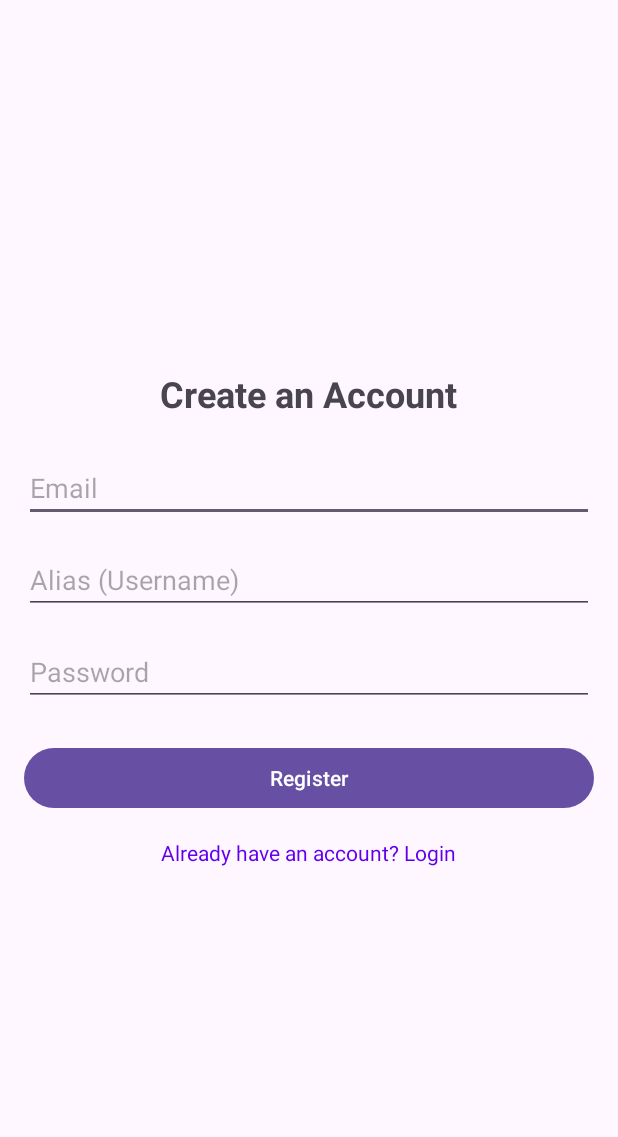
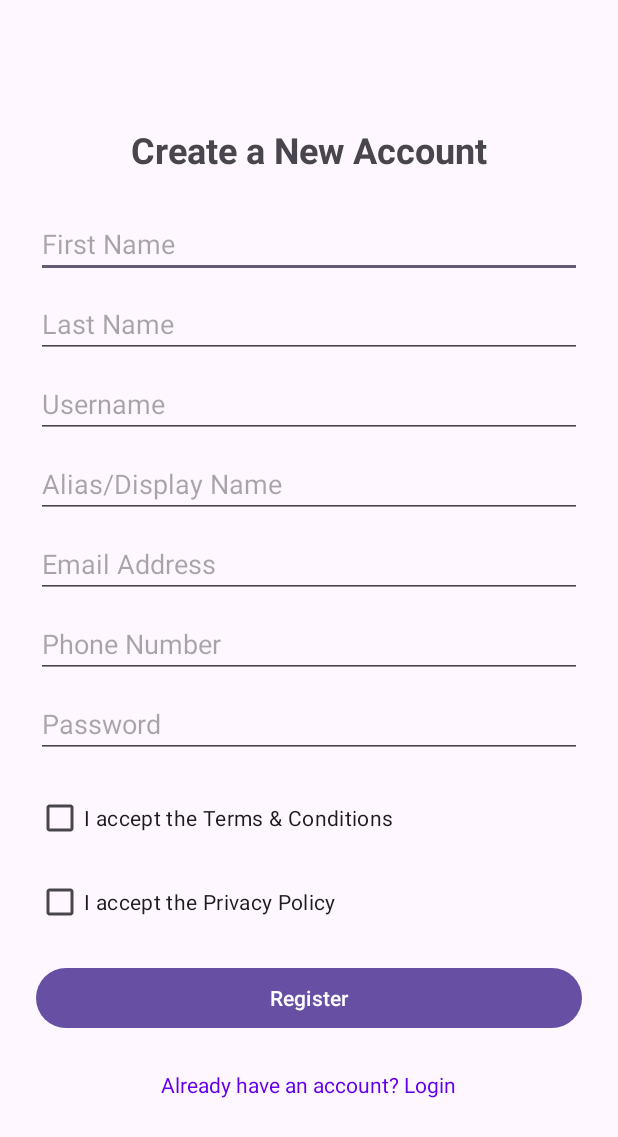
Before and after one commit to Gzushiii/BidHub-Android-App, an Android app: the RegisterActivity screen opened directly, with no data from a screen before it, after a tap on "Register", on a phone screen of 412 x 824 dp. Shown: the top 1137 px of the screen. Run offline under Robolectric (Android 15) with nearby library versions, the phone set to English and light mode, and no system bars.

Commit message:
Expand user registry info

```diff
--- a/Desktop/Zushiii Stuffs/BidHub/app/src/main/java/com/cc106/bidhub/DatabaseHelper.java
+++ b/Desktop/Zushiii Stuffs/BidHub/app/src/main/java/com/cc106/bidhub/DatabaseHelper.java
@@ -9,40 +9,37 @@ public class DatabaseHelper extends SQLiteOpenHelper {
     private static final String DATABASE_NAME = "bidhub.db";
     private static final int DATABASE_VERSION = 1;
 
-    // Table Names
+    // Table Name
     public static final String TABLE_USERS = "users";
-    public static final String TABLE_ITEMS = "items";
 
-    // Users Table Columns
+    // Common Columns
     public static final String COLUMN_USER_ID = "id";
     public static final String COLUMN_USER_EMAIL = "email";
-    public static final String COLUMN_USER_ALIAS = "alias";
-    public static final String COLUMN_USER_PASSWORD = "password"; // This will store the hash
-    public static final String COLUMN_USER_SALT = "salt";         // New column for the salt
+    public static final String COLUMN_USER_PASSWORD = "password";
+    public static final String COLUMN_USER_SALT = "salt";
     public static final String COLUMN_USER_CREDITS = "credits";
 
-    // Items Table Columns (Unchanged)
-    public static final String COLUMN_ITEM_ID = "id";
-    public static final String COLUMN_ITEM_NAME = "name";
-    // ... other item columns
+    // New Registration Columns
+    public static final String COLUMN_USER_USERNAME = "username";
+    public static final String COLUMN_USER_PHONE = "phone_number";
+    public static final String COLUMN_USER_FIRST_NAME = "first_name";
+    public static final String COLUMN_USER_LAST_NAME = "last_name";
+    public static final String COLUMN_USER_ALIAS = "alias";
 
-    // Create Table Statement for Users (with new salt column)
+
+    // Create Table Statement
     private static final String CREATE_TABLE_USERS = "CREATE TABLE " + TABLE_USERS + "("
             + COLUMN_USER_ID + " INTEGER PRIMARY KEY AUTOINCREMENT,"
+            + COLUMN_USER_USERNAME + " TEXT NOT NULL UNIQUE,"
             + COLUMN_USER_EMAIL + " TEXT NOT NULL UNIQUE,"
-            + COLUMN_USER_ALIAS + " TEXT NOT NULL UNIQUE,"
-            + COLUMN_USER_PASSWORD + " BLOB NOT NULL," // Use BLOB for binary hash data
-            + COLUMN_USER_SALT + " BLOB NOT NULL,"     // Use BLOB for binary salt data
+            + COLUMN_USER_PHONE + " TEXT NOT NULL,"
+            + COLUMN_USER_PASSWORD + " BLOB NOT NULL,"
+            + COLUMN_USER_SALT + " BLOB NOT NULL,"
+            + COLUMN_USER_FIRST_NAME + " TEXT NOT NULL,"
+            + COLUMN_USER_LAST_NAME + " TEXT NOT NULL,"
+            + COLUMN_USER_ALIAS + " TEXT NOT NULL,"
             + COLUMN_USER_CREDITS + " REAL DEFAULT 0.0"
             + ")";
-
-    // Create Table Statement for Items (Unchanged)
-    private static final String CREATE_TABLE_ITEMS = "CREATE TABLE " + TABLE_ITEMS + "("
-            + COLUMN_ITEM_ID + " INTEGER PRIMARY KEY AUTOINCREMENT,"
-            + COLUMN_ITEM_NAME + " TEXT NOT NULL,"
-            + "description TEXT, starting_bid REAL, current_bid REAL, seller_id INTEGER, deadline TEXT"
-            + ")";
-
 
     public DatabaseHelper(Context context) {
         super(context, DATABASE_NAME, null, DATABASE_VERSION);
@@ -51,13 +48,12 @@ public class DatabaseHelper extends SQLiteOpenHelper {
     @Override
     public void onCreate(SQLiteDatabase db) {
         db.execSQL(CREATE_TABLE_USERS);
-        db.execSQL(CREATE_TABLE_ITEMS);
+        // We will create the items table later
     }
 
     @Override
     public void onUpgrade(SQLiteDatabase db, int oldVersion, int newVersion) {
         db.execSQL("DROP TABLE IF EXISTS " + TABLE_USERS);
-        db.execSQL("DROP TABLE IF EXISTS " + TABLE_ITEMS);
         onCreate(db);
     }
 }
--- a/Desktop/Zushiii Stuffs/BidHub/app/src/main/java/com/cc106/bidhub/RegisterActivity.java
+++ b/Desktop/Zushiii Stuffs/BidHub/app/src/main/java/com/cc106/bidhub/RegisterActivity.java
@@ -3,8 +3,10 @@ package com.cc106.bidhub;
 import android.content.ContentValues;
 import android.database.sqlite.SQLiteDatabase;
 import android.os.Bundle;
+import android.text.TextUtils;
 import android.view.View;
 import android.widget.Button;
+import android.widget.CheckBox;
 import android.widget.EditText;
 import android.widget.TextView;
 import android.widget.Toast;
@@ -13,7 +15,8 @@ import java.util.Map;
 
 public class RegisterActivity extends AppCompatActivity {
 
-    private EditText editTextEmail, editTextAlias, editTextPassword;
+    private EditText editTextFirstName, editTextLastName, editTextUsername, editTextAlias, editTextEmail, editTextPhone, editTextPassword;
+    private CheckBox checkboxTerms, checkboxPrivacy;
     private Button buttonRegister;
     private TextView textViewLoginLink;
     private DatabaseHelper dbHelper;
@@ -25,57 +28,71 @@ public class RegisterActivity extends AppCompatActivity {
 
         dbHelper = new DatabaseHelper(this);
 
+        // Initialize all the UI components
+        editTextFirstName = findViewById(R.id.editTextFirstName);
+        editTextLastName = findViewById(R.id.editTextLastName);
+        editTextUsername = findViewById(R.id.editTextUsername);
+        editTextAlias = findViewById(R.id.editTextAlias);
         editTextEmail = findViewById(R.id.editTextEmail);
-        editTextAlias = findViewById(R.id.editTextAlias);
+        editTextPhone = findViewById(R.id.editTextPhone);
         editTextPassword = findViewById(R.id.editTextPassword);
+        checkboxTerms = findViewById(R.id.checkboxTerms);
+        checkboxPrivacy = findViewById(R.id.checkboxPrivacy);
         buttonRegister = findViewById(R.id.buttonRegister);
         textViewLoginLink = findViewById(R.id.textViewLoginLink);
 
-        buttonRegister.setOnClickListener(new View.OnClickListener() {
-            @Override
-            public void onClick(View v) {
-                registerUser();
-            }
-        });
-
-        textViewLoginLink.setOnClickListener(new View.OnClickListener() {
-            @Override
-            public void onClick(View v) {
-                // Finish this activity and go back to the LoginActivity
-                finish();
-            }
-        });
+        buttonRegister.setOnClickListener(v -> registerUser());
+        textViewLoginLink.setOnClickListener(v -> finish());
     }
 
     private void registerUser() {
+        // Get text from all fields
+        String firstName = editTextFirstName.getText().toString().trim();
+        String lastName = editTextLastName.getText().toString().trim();
+        String username = editTextUsername.getText().toString().trim();
+        String alias = editTextAlias.getText().toString().trim();
         String email = editTextEmail.getText().toString().trim();
-        String alias = editTextAlias.getText().toString().trim();
+        String phone = editTextPhone.getText().toString().trim();
         String password = editTextPassword.getText().toString().trim();
 
-        if (email.isEmpty() || alias.isEmpty() || password.isEmpty()) {
+        // --- Form Validation ---
+        if (TextUtils.isEmpty(firstName) || TextUtils.isEmpty(lastName) || TextUtils.isEmpty(username) ||
+                TextUtils.isEmpty(alias) || TextUtils.isEmpty(email) || TextUtils.isEmpty(phone) || TextUtils.isEmpty(password)) {
             Toast.makeText(this, "Please fill all fields", Toast.LENGTH_SHORT).show();
             return;
         }
 
-        // Hash the password and get the salt
+        if (!checkboxTerms.isChecked() || !checkboxPrivacy.isChecked()) {
+            Toast.makeText(this, "You must accept the Terms and Privacy Policy", Toast.LENGTH_SHORT).show();
+            return;
+        }
+
+        // --- Database Insertion ---
+        SQLiteDatabase db = dbHelper.getWritableDatabase();
+        ContentValues values = new ContentValues();
+
+        // Hash the password
         Map<String, byte[]> hashingResult = PasswordHasher.hashPassword(password);
         byte[] hashedPassword = hashingResult.get("hash");
         byte[] salt = hashingResult.get("salt");
 
-        SQLiteDatabase db = dbHelper.getWritableDatabase();
-        ContentValues values = new ContentValues();
-        values.put(DatabaseHelper.COLUMN_USER_EMAIL, email);
+        // Put all user data into the ContentValues object
+        values.put(DatabaseHelper.COLUMN_USER_FIRST_NAME, firstName);
+        values.put(DatabaseHelper.COLUMN_USER_LAST_NAME, lastName);
+        values.put(DatabaseHelper.COLUMN_USER_USERNAME, username);
         values.put(DatabaseHelper.COLUMN_USER_ALIAS, alias);
-        values.put(DatabaseHelper.COLUMN_USER_PASSWORD, hashedPassword); // Store the hashed password
-        values.put(DatabaseHelper.COLUMN_USER_SALT, salt);             // Store the salt
+        values.put(DatabaseHelper.COLUMN_USER_EMAIL, email); // <-- THIS LINE IS NOW CORRECTED
+        values.put(DatabaseHelper.COLUMN_USER_PHONE, phone);
+        values.put(DatabaseHelper.COLUMN_USER_PASSWORD, hashedPassword);
+        values.put(DatabaseHelper.COLUMN_USER_SALT, salt);
 
         long newRowId = db.insert(DatabaseHelper.TABLE_USERS, null, values);
 
         if (newRowId != -1) {
             Toast.makeText(this, "Registration successful!", Toast.LENGTH_SHORT).show();
-            finish(); // Close the registration activity and go back to login
+            finish(); // Go back to the login screen
         } else {
-            Toast.makeText(this, "Registration failed. Email or Alias may already exist.", Toast.LENGTH_LONG).show();
+            Toast.makeText(this, "Registration failed. Username or Email may already exist.", Toast.LENGTH_LONG).show();
         }
     }
 }
--- a/Desktop/Zushiii Stuffs/BidHub/app/src/main/res/layout/activity_register.xml
+++ b/Desktop/Zushiii Stuffs/BidHub/app/src/main/res/layout/activity_register.xml
@@ -1,44 +1,93 @@
 <?xml version="1.0" encoding="utf-8"?>
-<LinearLayout xmlns:android="http://schemas.android.com/apk/res/android"
-    xmlns:tools="http://schemas.android.com/tools"
+<ScrollView xmlns:android="http://schemas.android.com/apk/res/android"
     android:layout_width="match_parent"
     android:layout_height="match_parent"
-    android:gravity="center"
+    android:fillViewport="true">
+
+    <LinearLayout
+        android:layout_width="match_parent"
+        android:layout_height="wrap_content"
         android:orientation="vertical"
-    android:padding="16dp"
-    tools:context=".RegisterActivity">
+        android:padding="24dp"
+        android:gravity="center">
 
         <TextView
             android:layout_width="wrap_content"
             android:layout_height="wrap_content"
-        android:layout_marginBottom="24dp"
-        android:text="Create an Account"
+            android:text="Create a New Account"
             android:textSize="24sp"
-        android:textStyle="bold" />
+            android:textStyle="bold"
+            android:layout_marginBottom="24dp"/>
+
+        <EditText
+            android:id="@+id/editTextFirstName"
+            android:layout_width="match_parent"
+            android:layout_height="wrap_content"
+            android:hint="First Name"
+            android:inputType="textPersonName"
+            android:layout_marginBottom="8dp"/>
+
+        <EditText
+            android:id="@+id/editTextLastName"
+            android:layout_width="match_parent"
+            android:layout_height="wrap_content"
+            android:hint="Last Name"
+            android:inputType="textPersonName"
+            android:layout_marginBottom="8dp"/>
+
+        <EditText
+            android:id="@+id/editTextUsername"
+            android:layout_width="match_parent"
+            android:layout_height="wrap_content"
+            android:hint="Username"
+            android:inputType="text"
+            android:layout_marginBottom="8dp"/>
+
+        <EditText
+            android:id="@+id/editTextAlias"
+            android:layout_width="match_parent"
+            android:layout_height="wrap_content"
+            android:hint="Alias/Display Name"
+            android:inputType="text"
+            android:layout_marginBottom="8dp"/>
 
         <EditText
             android:id="@+id/editTextEmail"
             android:layout_width="match_parent"
             android:layout_height="wrap_content"
-        android:layout_marginBottom="16dp"
-        android:hint="Email"
-        android:inputType="textEmailAddress" />
+            android:hint="Email Address"
+            android:inputType="textEmailAddress"
+            android:layout_marginBottom="8dp"/>
 
         <EditText
-        android:id="@+id/editTextAlias"
+            android:id="@+id/editTextPhone"
             android:layout_width="match_parent"
             android:layout_height="wrap_content"
-        android:layout_marginBottom="16dp"
-        android:hint="Alias (Username)"
-        android:inputType="text" />
+            android:hint="Phone Number"
+            android:inputType="phone"
+            android:layout_marginBottom="8dp"/>
 
         <EditText
             android:id="@+id/editTextPassword"
             android:layout_width="match_parent"
             android:layout_height="wrap_content"
-        android:layout_marginBottom="24dp"
             android:hint="Password"
-        android:inputType="textPassword" />
+            android:inputType="textPassword"
+            android:layout_marginBottom="16dp"/>
+
+        <CheckBox
+            android:id="@+id/checkboxTerms"
+            android:layout_width="match_parent"
+            android:layout_height="wrap_content"
+            android:text="I accept the Terms &amp; Conditions"
+            android:layout_marginBottom="8dp"/>
+
+        <CheckBox
+            android:id="@+id/checkboxPrivacy"
+            android:layout_width="match_parent"
+            android:layout_height="wrap_content"
+            android:text="I accept the Privacy Policy"
+            android:layout_marginBottom="16dp"/>
 
         <Button
             android:id="@+id/buttonRegister"
@@ -50,8 +99,10 @@
             android:id="@+id/textViewLoginLink"
             android:layout_width="wrap_content"
             android:layout_height="wrap_content"
+            android:text="Already have an account? Login"
+            android:padding="8dp"
             android:layout_marginTop="16dp"
-        android:text="Already have an account? Login"
-        android:textColor="@color/purple_500" />
+            android:textColor="@color/purple_500"/>
 
     </LinearLayout>
+</ScrollView>
```
Lines whose indentation alone changed are shown as unchanged.
